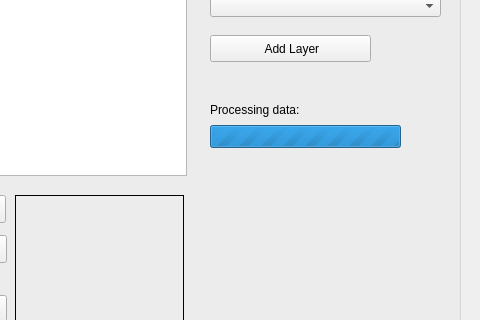
Old version of the form dlg_importMap.ui in the repository LESPROJEKT/qgis-layman-plugin; both pictures show x 570 to 1050 and y 195 to 515 of the 1050 by 630 pixel window.
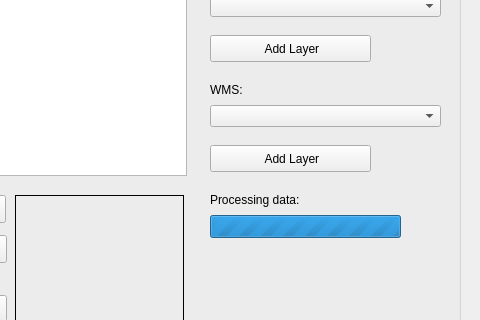
New version of the form. Icons and pictures are not drawn. Custom widgets are drawn as their Qt base class.

Commit message: podpora externich wms, oprava title/name v kompozici

```diff
--- a/dlg_importMap.ui
+++ b/dlg_importMap.ui
@@ -147,7 +147,7 @@
     <property name="geometry">
      <rect>
       <x>390</x>
-      <y>287</y>
+      <y>377</y>
       <width>141</width>
       <height>16</height>
      </rect>
@@ -163,7 +163,7 @@
     <property name="geometry">
      <rect>
       <x>390</x>
-      <y>310</y>
+      <y>400</y>
       <width>191</width>
       <height>23</height>
      </rect>
@@ -301,6 +301,46 @@
       <normaloff>../../../../../../../Users/Honza/.designer/backup/icons/minus.png</normaloff>../../../../../../../Users/Honza/.designer/backup/icons/minus.png</iconset>
     </property>
    </widget>
+   <widget class="QComboBox" name="comboBox_wms">
+    <property name="geometry">
+     <rect>
+      <x>390</x>
+      <y>290</y>
+      <width>231</width>
+      <height>22</height>
+     </rect>
+    </property>
+   </widget>
+   <widget class="QPushButton" name="pushButton_addWMS">
+    <property name="geometry">
+     <rect>
+      <x>390</x>
+      <y>330</y>
+      <width>161</width>
+      <height>27</height>
+     </rect>
+    </property>
+    <property name="text">
+     <string> Add Layer</string>
+    </property>
+    <property name="icon">
+     <iconset>
+      <normaloff>../../../../../../../Users/Honza/.designer/backup/icons/plus.png</normaloff>../../../../../../../Users/Honza/.designer/backup/icons/plus.png</iconset>
+    </property>
+   </widget>
+   <widget class="QLabel" name="label_6">
+    <property name="geometry">
+     <rect>
+      <x>390</x>
+      <y>267</y>
+      <width>201</width>
+      <height>16</height>
+     </rect>
+    </property>
+    <property name="text">
+     <string>WMS:</string>
+    </property>
+   </widget>
   </widget>
   <widget class="QGroupBox" name="groupBox_2">
    <property name="geometry">
```
The commit also changes 2 other files.
